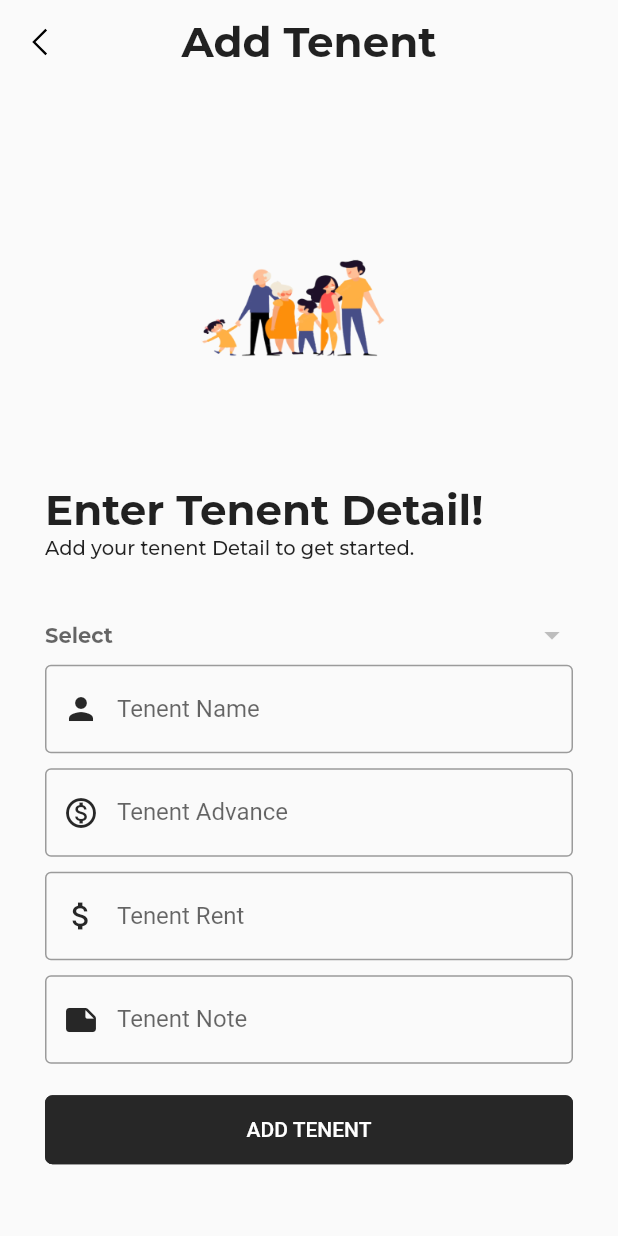
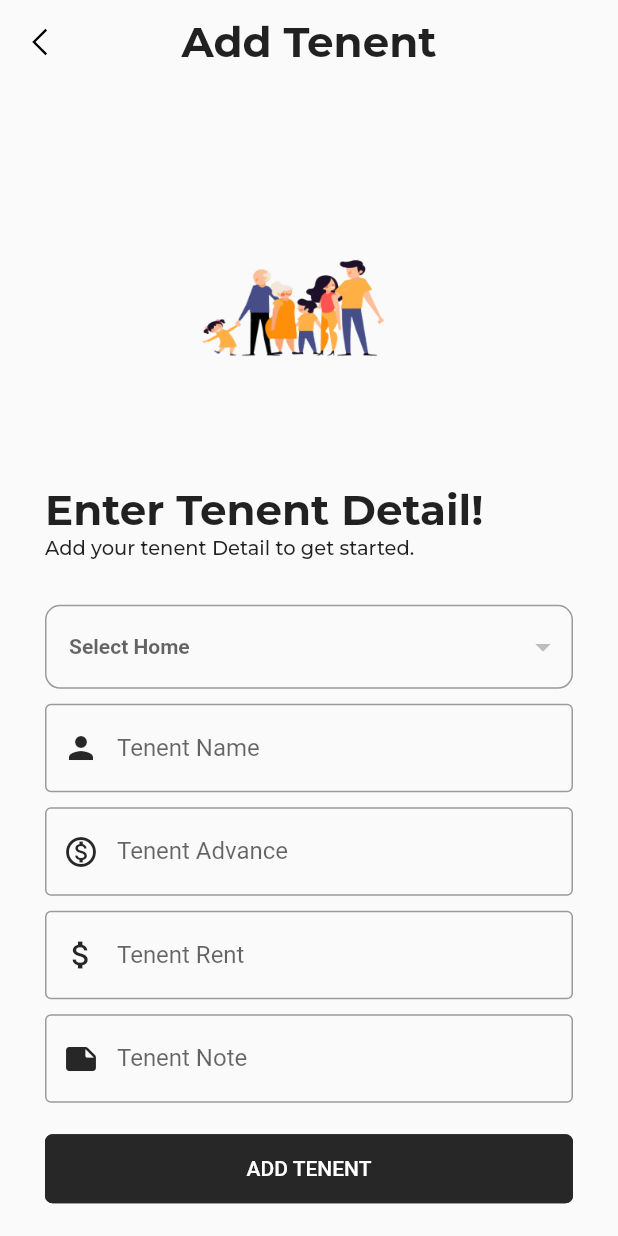
Before and after one commit to sheikhjebran/home_managment_mobile, a Flutter app: the AddTenentScreen screen opened by its route, on a phone screen of 412 x 824 dp. Run offline on Flutter 3.47's test engine with Material 2 defaults, Android fonts, the phone set to English and light mode, and no system bars; drawn by our look-alikes of dropdown_button2; our stand-ins replace cloud_firestore, firebase_auth, firebase_core, flutter_otp_text_field, get, google_fonts and 3 more; missing offline and left inert: cloud_firestore_web, firebase_core_web, month_year_picker, shared_preferences_web; accounts and stored records are empty.

Commit message:
Working code
Working code

```diff
--- a/home/lib/common_widgets/card/formcard.dart
+++ b/home/lib/common_widgets/card/formcard.dart
@@ -11,9 +11,17 @@ class FormCard {
       Function onChanged) {
     return DropdownButtonHideUnderline(
         child: FormField<dynamic>(builder: (FormFieldState<dynamic> state) {
-      return DropdownButton2<dynamic>(
+      return DropdownButtonFormField2<String>(
         isExpanded: true,
-          style: Theme.of(context).textTheme.displaySmall,
+        decoration: InputDecoration(
+          // Add Horizontal padding using menuItemStyleData.padding so it matches
+          // the menu padding when button's width is not specified.
+          contentPadding: const EdgeInsets.symmetric(vertical: 16),
+          border: OutlineInputBorder(
+            borderRadius: BorderRadius.circular(10),
+          ),
+          // Add more decoration..
+        ),
         hint: Text(
           titleText,
           style: TextStyle(
@@ -33,6 +41,12 @@ class FormCard {
                 ))
             .toList(),
         value: selectedIteam,
+        validator: (value) {
+          if (value == null) {
+            return 'Please select.';
+          }
+          return null;
+        },
         onChanged: (newValue) {
           selectedIteam = newValue as String;
           state.didChange(newValue);
@@ -40,46 +54,17 @@ class FormCard {
           return onChanged(newValue);
         },
         buttonStyleData: const ButtonStyleData(
-            height: 40,
-            width: 350,
+          padding: EdgeInsets.only(right: 8),
         ),
-          dropdownStyleData: const DropdownStyleData(
-            maxHeight: 200,
-          ),
-          menuItemStyleData: const MenuItemStyleData(
-            height: 40,
-          ),
-          dropdownSearchData: DropdownSearchData(
-            searchInnerWidgetHeight: 50,
-            searchInnerWidget: Container(
-              height: 50,
-              padding: const EdgeInsets.only(
-                top: 8,
-                bottom: 4,
-                right: 8,
-                left: 8,
-              ),
-              child: TextFormField(
-                expands: true,
-                maxLines: null,
-                decoration: InputDecoration(
-                  isDense: true,
-                  contentPadding: const EdgeInsets.symmetric(
-                    horizontal: 10,
-                    vertical: 8,
-                  ),
-                  hintText: 'Search for an item...',
-                  hintStyle: const TextStyle(fontSize: 12),
-                  border: OutlineInputBorder(
+        dropdownStyleData: DropdownStyleData(
+          decoration: BoxDecoration(
             borderRadius: BorderRadius.circular(15),
           ),
         ),
+        menuItemStyleData: const MenuItemStyleData(
+          padding: EdgeInsets.symmetric(horizontal: 16),
         ),
-            ),
-            searchMatchFn: (item, searchValue) {
-              return (item.value.toString().contains(searchValue));
-            },
-          ));
+      );
     }));
   }
 }
--- a/home/lib/constants/text_strings.dart
+++ b/home/lib/constants/text_strings.dart
@@ -80,6 +80,7 @@ const String tEditHomeSubTitle = "Edit your Home Detail.";
 
 //- Add Tenent screen -Text
 const String tAddTenent = "Add Tenent";
+const String tEditTenent = "Edit Tenent";
 const String tAddTenentTitle = "Enter Tenent Detail!";
 const String tAddTenentSubTitle = "Add your tenent Detail to get started.";
 
--- a/home/lib/features/screens/authentication/models/home_model.dart
+++ b/home/lib/features/screens/authentication/models/home_model.dart
@@ -9,9 +9,11 @@ class HomeModel {
   final double homeAdvance;
   final String homeNotes;
   final String homeAddress;
+  String homeStatus = "Available";
 
-  const HomeModel({
+  HomeModel({
     this.id,
+    this.homeStatus = "Available",
     required this.homeLocation,
     required this.homeFloor,
     required this.homeRent,
@@ -30,6 +32,7 @@ class HomeModel {
       "HomeAdvance": homeAdvance,
       "HomeNotes": homeNotes,
       "HomeAddress": homeAddress,
+      "HomeStatus": homeStatus
     };
   }
 
@@ -39,6 +42,7 @@ class HomeModel {
 
     return HomeModel(
       id: document.id,
+      homeStatus: data["HomeStatus"].toString(),
       homeLocation: data["HomeLocation"].toString(),
       homeFloor: data["HomeFloor"].toString(),
       homeRent: data["HomeRent"].toDouble(),
--- a/home/lib/features/screens/authentication/models/tenent_model.dart
+++ b/home/lib/features/screens/authentication/models/tenent_model.dart
@@ -7,9 +7,11 @@ class TenentModel {
   final String tenentHome;
   final double tenentAdvance;
   final double tenentRent;
+  String tenentStatus = "Active";
 
-  const TenentModel({
+  TenentModel({
     this.id,
+    this.tenentStatus = "Active",
     required this.tenentName,
     required this.tenentNote,
     required this.tenentHome,
@@ -24,6 +26,7 @@ class TenentModel {
       "TenentHome": tenentHome,
       "TenentAdvance": tenentAdvance,
       "TenentRent": tenentRent,
+      "TenentStatus": tenentStatus
     };
   }
 
@@ -39,6 +42,7 @@ class TenentModel {
 
     return TenentModel(
       id: document.id,
+      tenentStatus: data["TenentStatus"].toString(),
       tenentName: data["TenentName"].toString(),
       tenentNote: data["TenentNote"].toString(),
       tenentHome: data["TenentHome"].toString(),
--- a/home/lib/features/screens/core/controllers/tenent_controller.dart
+++ b/home/lib/features/screens/core/controllers/tenent_controller.dart
@@ -22,4 +22,8 @@ class TenentController extends GetxController {
   Future<void> addTenent(TenentModel tenent) async {
     await _tenentRepo.addTenent(tenent);
   }
+
+  Future<void> deleteTenent(id) async {
+    await _tenentRepo.deleteTenent(id);
+  }
 }
--- a/home/lib/features/screens/core/screens/tenent/widget/add_tenent_form_widget.dart
+++ b/home/lib/features/screens/core/screens/tenent/widget/add_tenent_form_widget.dart
@@ -49,9 +49,8 @@ class MainWidget extends State<AddTenentFormWidget> {
                   builder: (context, snapshot) {
                     if (snapshot.connectionState == ConnectionState.done) {
                       homeList = snapshot.data!;
-                      return FormCard.dropDownWidget(
-                          context, "Select", homeList, homeId, tenentController,
-                          (onChangedValue) {
+                      return FormCard.dropDownWidget(context, "Select Home",
+                          homeList, homeId, tenentController, (onChangedValue) {
                         homeId = onChangedValue;
                       });
                     } else if (snapshot.hasError) {
@@ -64,6 +63,9 @@ class MainWidget extends State<AddTenentFormWidget> {
                       );
                     }
                   }),
+              const SizedBox(
+                height: tFormHeight - 20,
+              ),
               TextFormField(
                 controller: tenentController.tenentName,
                 decoration: const InputDecoration(
--- a/home/lib/main.dart
+++ b/home/lib/main.dart
@@ -14,6 +14,7 @@ import 'features/screens/core/screens/home/edit_home.dart';
 import 'features/screens/core/screens/profile/profile_screen.dart';
 import 'features/screens/core/screens/profile/update_profile_screen.dart';
 import 'features/screens/core/screens/rent/add_rent.dart';
+import 'features/screens/core/screens/tenent/edit_tenent.dart';
 import 'features/screens/splash/splash_screen.dart';
 import 'features/utils/firebase_options.dart';
 import 'features/utils/theme/theme.dart';
@@ -61,6 +62,7 @@ class MyApp extends StatelessWidget {
         '/add_home': (context) => const AddHomeScreen(),
         '/edit_home': (context) => const EditHomeScreen(),
         '/add_tenent': (context) => const AddTenentScreen(),
+        '/edit_tenent': (context) => const EditTenentScreen(),
         '/add_rent': (context) => const AddRentScreen(),
       },
     );
--- a/home/pubspec.yaml
+++ b/home/pubspec.yaml
@@ -57,6 +57,7 @@ dev_dependencies:
   # package. See that file for information about deactivating specific lint
   # rules and activating additional ones.
   flutter_lints: ^3.0.1
+  test: ^1.24.1
 
 flutter_icons:
   android: "launcher_icon"
```
Also changed, not shown: home/lib/features/screens/core/screens/tenent/edit_tenent.dart (added, +54 -0 lines), home/lib/features/screens/core/screens/tenent/tenent.dart (+6 -2 lines), home/lib/repository/tenent_repository/tenent_repository.dart (+9 -0 lines). Lines whose indentation alone changed are shown as unchanged.
